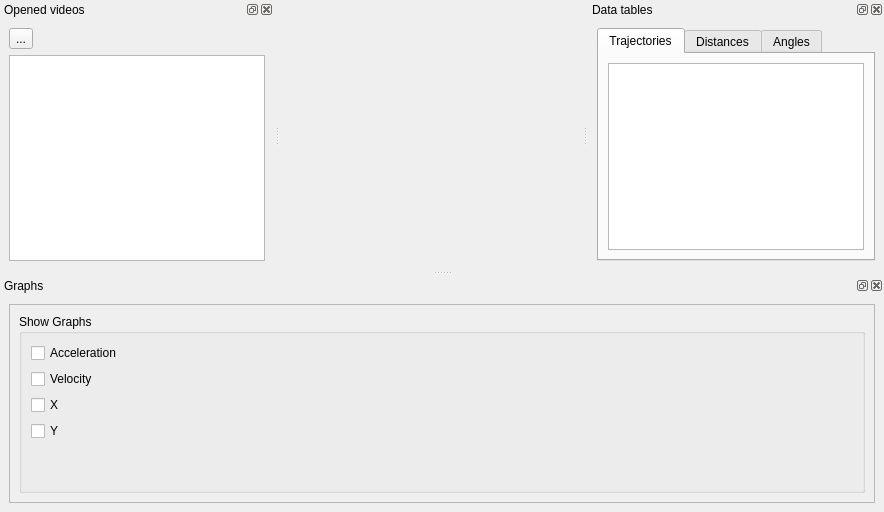
Qt form src/view/cvmobmainwindow.ui (romariorios/CVMob) before a commit.
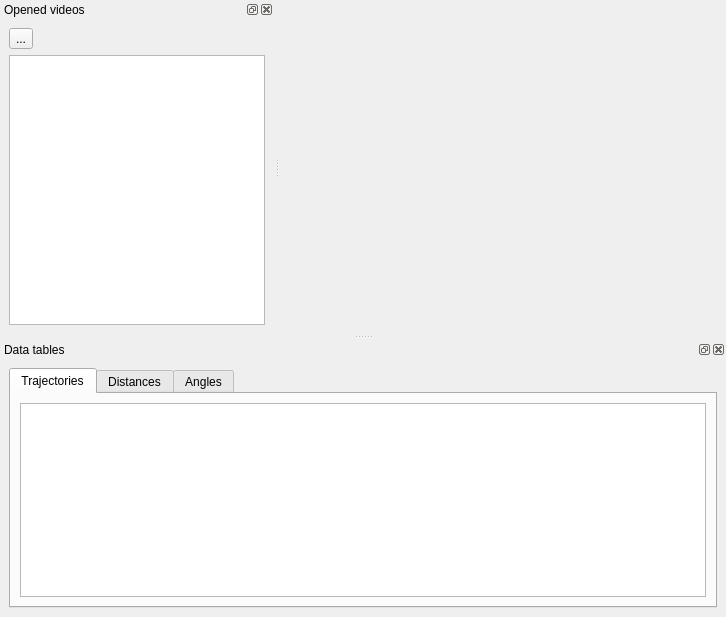
The same form after that commit.

```diff
--- a/src/view/cvmobmainwindow.ui
+++ b/src/view/cvmobmainwindow.ui
@@ -6,8 +6,8 @@
    <rect>
     <x>0</x>
     <y>0</y>
-    <width>884</width>
-    <height>512</height>
+    <width>726</width>
+    <height>617</height>
    </rect>
   </property>
   <property name="windowTitle">
@@ -60,7 +60,7 @@
     <string>Data tables</string>
    </property>
    <attribute name="dockWidgetArea">
-    <number>2</number>
+    <number>8</number>
    </attribute>
    <widget class="QWidget" name="dockWidgetContents_2">
     <layout class="QVBoxLayout" name="verticalLayout_2">
@@ -149,90 +149,6 @@
     </layout>
    </widget>
   </widget>
-  <widget class="QDockWidget" name="graphsDock">
-   <property name="windowTitle">
-    <string>Graphs</string>
-   </property>
-   <attribute name="dockWidgetArea">
-    <number>8</number>
-   </attribute>
-   <widget class="QWidget" name="graphsDockContents">
-    <layout class="QVBoxLayout" name="verticalLayout_7">
-     <item>
-      <widget class="QScrollArea" name="scrollArea">
-       <property name="verticalScrollBarPolicy">
-        <enum>Qt::ScrollBarAlwaysOff</enum>
-       </property>
-       <property name="widgetResizable">
-        <bool>true</bool>
-       </property>
-       <widget class="QWidget" name="scrollAreaWidgetContents">
-        <property name="geometry">
-         <rect>
-          <x>0</x>
-          <y>0</y>
-          <width>870</width>
-          <height>186</height>
-         </rect>
-        </property>
-        <layout class="QHBoxLayout" name="graphsLayout">
-         <item>
-          <widget class="QGroupBox" name="groupBox">
-           <property name="title">
-            <string>Show Graphs</string>
-           </property>
-           <layout class="QVBoxLayout" name="verticalLayout_8">
-            <item>
-             <widget class="QCheckBox" name="accelerationCheckBox">
-              <property name="text">
-               <string>Acceleration</string>
-              </property>
-             </widget>
-            </item>
-            <item>
-             <widget class="QCheckBox" name="velocityCheckBox">
-              <property name="text">
-               <string>Velocity</string>
-              </property>
-             </widget>
-            </item>
-            <item>
-             <widget class="QCheckBox" name="XCheckBox">
-              <property name="text">
-               <string>X</string>
-              </property>
-             </widget>
-            </item>
-            <item>
-             <widget class="QCheckBox" name="YCheckBox">
-              <property name="text">
-               <string>Y</string>
-              </property>
-             </widget>
-            </item>
-            <item>
-             <spacer name="verticalSpacer_2">
-              <property name="orientation">
-               <enum>Qt::Vertical</enum>
-              </property>
-              <property name="sizeHint" stdset="0">
-               <size>
-                <width>20</width>
-                <height>40</height>
-               </size>
-              </property>
-             </spacer>
-            </item>
-           </layout>
-          </widget>
-         </item>
-        </layout>
-       </widget>
-      </widget>
-     </item>
-    </layout>
-   </widget>
-  </widget>
   <action name="action_Open">
    <property name="text">
     <string>&amp;Open</string>
```
